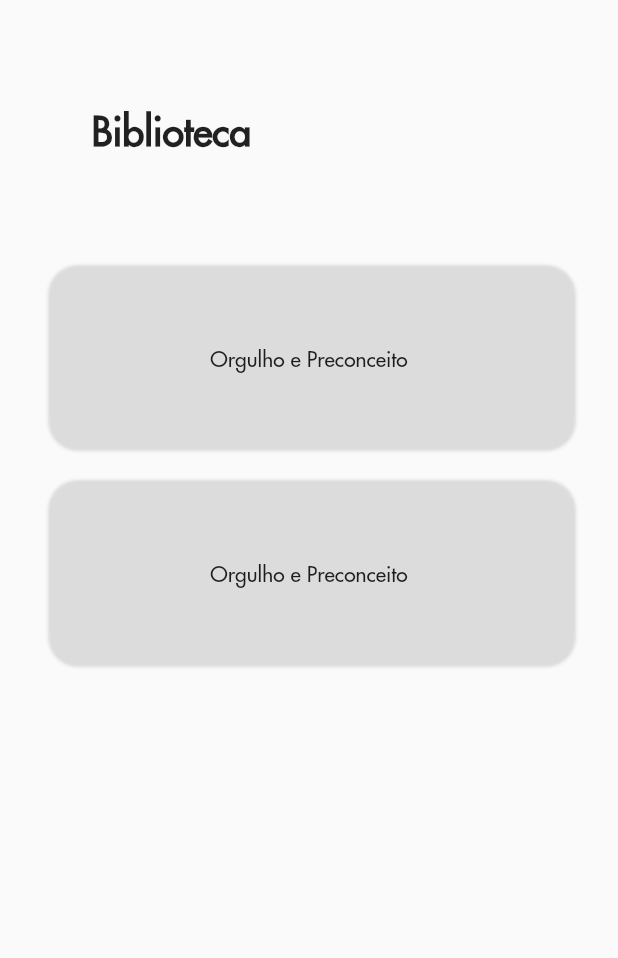
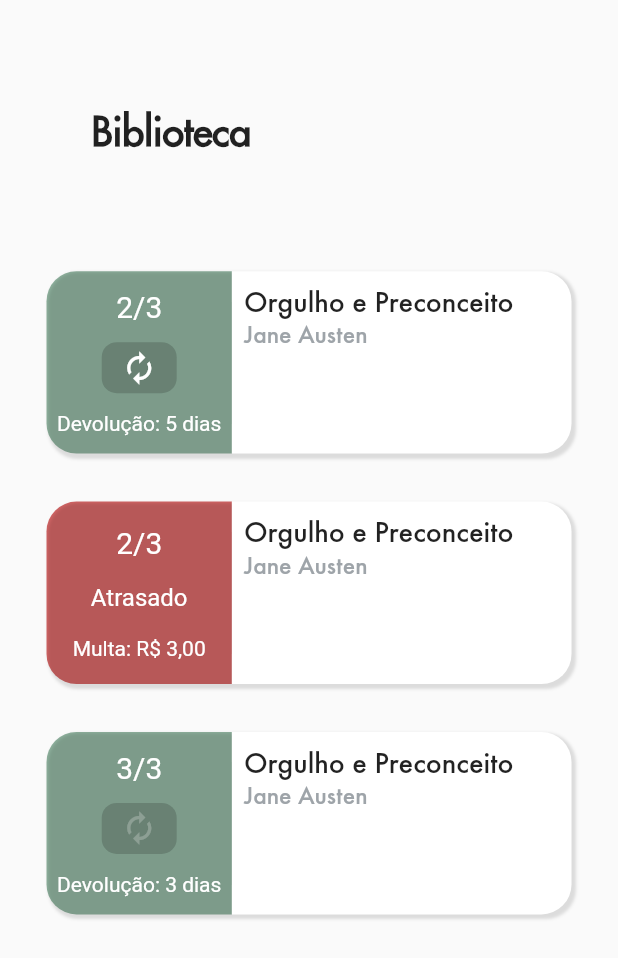
Before and after one commit to GabrielFrizzo/Cefetapp, a Flutter app: the LibraryPage screen opened directly, on a phone screen of 412 x 824 dp. Shown: the top 958 px of the screen. Run offline on Flutter 3.47's test engine with Material 2 defaults, Android fonts, the phone set to English and light mode, and no system bars; network calls fail.

Commit message:
finish library page

```diff
--- a/mob_flutter/cefetapp/lib/library_page.dart
+++ b/mob_flutter/cefetapp/lib/library_page.dart
@@ -2,8 +2,9 @@ import 'package:flutter/material.dart';
 
 class LibraryPage extends StatelessWidget {
   final _books = [
-    ['Orgulho e Preconceito', 'Jane Austen', 3],
-    ['Orgulho e Preconceito', 'Jane Austen', 2],
+    _Book('Orgulho e Preconceito', 'Jane Austen', 2, 5),
+    _Book('Orgulho e Preconceito', 'Jane Austen', 2, -3),
+    _Book('Orgulho e Preconceito', 'Jane Austen', 3, 3),
   ];
 
   @override
@@ -43,10 +44,10 @@ class LibraryPage extends StatelessWidget {
     );
   }
 
-  Widget _buildBookTile(BuildContext context, List<Object> book) {
+  Widget _buildBookTile(BuildContext context, _Book book) {
     return Container(
       padding: EdgeInsets.all(1),
-      margin: EdgeInsets.symmetric(vertical: 10),
+      margin: EdgeInsets.symmetric(vertical: 15),
       height: MediaQuery.of(context).size.height * 0.15,
       decoration: BoxDecoration(
         borderRadius: BorderRadius.circular(20),
@@ -58,13 +59,100 @@ class LibraryPage extends StatelessWidget {
           ),
         ],
       ),
-      child: FlatButton(
-        shape: RoundedRectangleBorder(
-          borderRadius: BorderRadius.circular(20),
+      child: Row(
+        children: <Widget>[
+          Container(
+            width: MediaQuery.of(context).size.width * 0.3,
+            child: DefaultTextStyle(
+              style: TextStyle(color: Colors.white),
+              child: book.daysLeft < 0
+                  ? _buildLateTile(book.renewals, -book.daysLeft)
+                  : _buildEarlyTile(book.renewals, book.daysLeft),
+            ),
+          ),
+          Expanded(
+            child: Container(
+              decoration: BoxDecoration(
+                borderRadius:
+                    BorderRadius.horizontal(right: Radius.circular(20)),
+                color: Colors.white,
+              ),
+              padding: const EdgeInsets.all(8.0),
+              child: Column(
+                crossAxisAlignment: CrossAxisAlignment.start,
+                mainAxisAlignment: MainAxisAlignment.start,
+                children: <Widget>[
+                  Text(book.name, style: TextStyle(fontSize: 20)),
+                  Text(
+                    book.author,
+                    style: TextStyle(color: Color(0xFF9EA4A9), fontSize: 17),
+                  )
+                ],
+              ),
+            ),
+          )
+        ],
+      ),
+    );
+  }
+
+  Widget _buildLateTile(int renewals, int debt) {
+    return Ink(
+      decoration: BoxDecoration(
+        borderRadius: BorderRadius.horizontal(left: Radius.circular(20)),
+        color: Color(0xFFD06464),
+      ),
+      child: InkWell(
+        borderRadius: BorderRadius.horizontal(left: Radius.circular(20)),
+        onTap: () {},
+        child: Column(
+          mainAxisAlignment: MainAxisAlignment.spaceEvenly,
+          children: <Widget>[
+            Text('$renewals/3', style: TextStyle(fontSize: 20)),
+            Text('Atrasado', style: TextStyle(fontSize: 16)),
+            Text('Multa: R\$ $debt,00'),
+          ],
         ),
-        onPressed: () {},
-        child: Text(book[0]),
+      ),
+    );
+  }
+
+  Widget _buildEarlyTile(int renewals, int daysLeft) {
+    return Ink(
+      decoration: BoxDecoration(
+        borderRadius: BorderRadius.horizontal(left: Radius.circular(20)),
+        color: Color(0xFF8EB19D),
+      ),
+      child: InkWell(
+        borderRadius: BorderRadius.horizontal(left: Radius.circular(20)),
+        onTap: () {},
+        child: Column(
+          mainAxisAlignment: MainAxisAlignment.spaceEvenly,
+          children: <Widget>[
+            Text('$renewals/3', style: TextStyle(fontSize: 20)),
+            Ink(
+              padding: EdgeInsets.symmetric(horizontal: 13, vertical: 5),
+              decoration: BoxDecoration(
+                borderRadius: BorderRadius.circular(10),
+                color: Color(0xAA6B8476),
+              ),
+              child: Icon(
+                Icons.autorenew,
+                color: renewals == 3 ? Colors.white24 : Colors.white,
+              ),
+            ),
+            Text('Devolução: $daysLeft dias'),
+          ],
+        ),
       ),
     );
   }
 }
+
+class _Book {
+  final String name;
+  final String author;
+  final int renewals;
+  final int daysLeft;
+  const _Book(this.name, this.author, this.renewals, this.daysLeft);
+}
```
Also changed, not shown: mob_flutter/cefetapp/lib/subjects_page.dart (+0 -13 lines).
